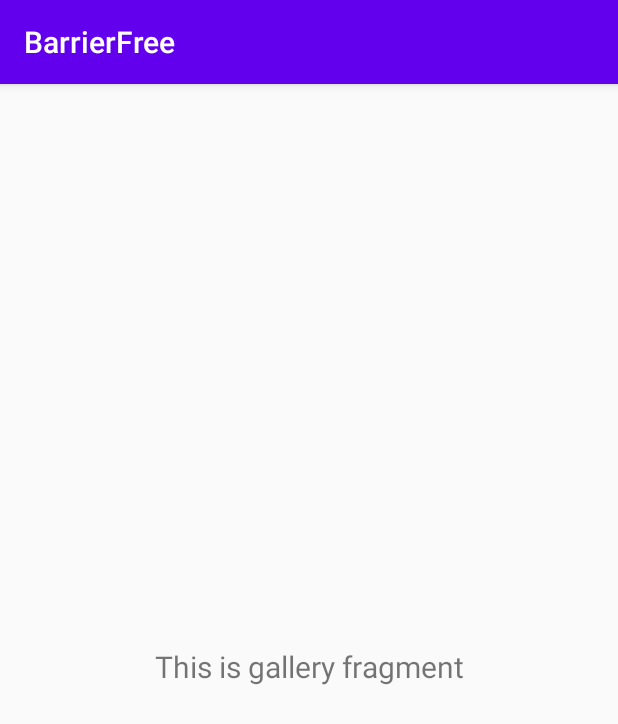
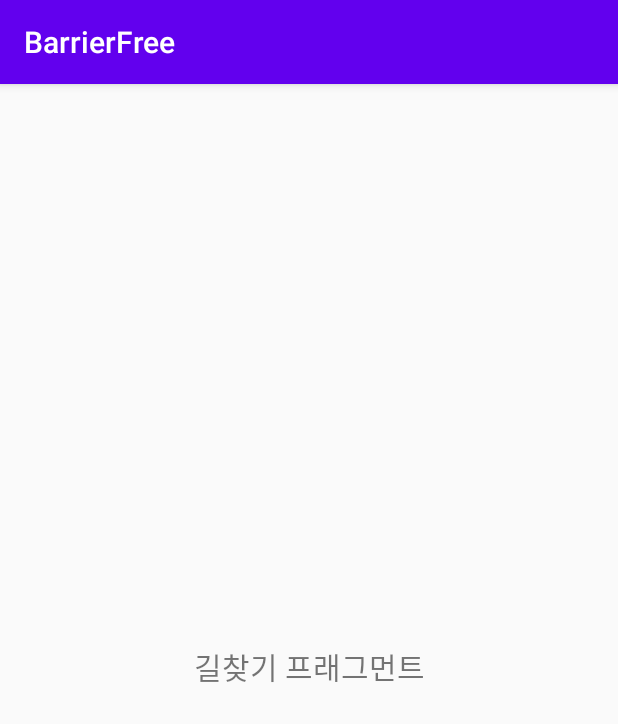
Before and after one commit to HMisu/BarrierFree, an Android app: the fragment FindFragment shown on its own in the app's theme, on a phone screen of 412 x 824 dp. Shown: the top 724 px of the screen. Run offline under Robolectric (Android 15) with nearby library versions, the phone set to English and light mode, and no system bars.

Commit message:
네비게이션 수정했습니다.

```diff
--- a/app/src/main/java/com/example/barrierfree/ui/gallery/GalleryFragment.java
+++ b/app/src/main/java/com/example/barrierfree/ui/find/FindFragment.java
@@ -1,4 +1,4 @@
-package com.example.barrierfree.ui.gallery;
+package com.example.barrierfree.ui.find;
 
 import android.os.Bundle;
 import android.view.LayoutInflater;
@@ -14,17 +14,19 @@ import androidx.lifecycle.ViewModelProviders;
 
 import com.example.barrierfree.R;
 
-public class GalleryFragment extends Fragment {
+import static com.example.barrierfree.R.id.text_gallery;
 
-    private GalleryViewModel galleryViewModel;
+public class FindFragment extends Fragment {
+
+    private FindViewModel findViewModel;
 
     public View onCreateView(@NonNull LayoutInflater inflater,
                              ViewGroup container, Bundle savedInstanceState) {
-        galleryViewModel =
-                ViewModelProviders.of(this).get(GalleryViewModel.class);
-        View root = inflater.inflate(R.layout.fragment_gallery, container, false);
-        final TextView textView = root.findViewById(R.id.text_gallery);
-        galleryViewModel.getText().observe(getViewLifecycleOwner(), new Observer<String>() {
+        findViewModel =
+                ViewModelProviders.of(this).get(FindViewModel.class);
+        View root = inflater.inflate(R.layout.fragment_find, container, false);
+        final TextView textView = root.findViewById(text_gallery);
+        findViewModel.getText().observe(getViewLifecycleOwner(), new Observer<String>() {
             @Override
             public void onChanged(@Nullable String s) {
                 textView.setText(s);
--- a/app/src/main/java/com/example/barrierfree/ui/gallery/GalleryViewModel.java
+++ b/app/src/main/java/com/example/barrierfree/ui/find/FindViewModel.java
@@ -1,16 +1,16 @@
-package com.example.barrierfree.ui.gallery;
+package com.example.barrierfree.ui.find;
 
 import androidx.lifecycle.LiveData;
 import androidx.lifecycle.MutableLiveData;
 import androidx.lifecycle.ViewModel;
 
-public class GalleryViewModel extends ViewModel {
+public class FindViewModel extends ViewModel {
 
     private MutableLiveData<String> mText;
 
-    public GalleryViewModel() {
+    public FindViewModel() {
         mText = new MutableLiveData<>();
-        mText.setValue("This is gallery fragment");
+        mText.setValue("길찾기 프래그먼트");
     }
 
     public LiveData<String> getText() {
--- a/app/src/main/java/com/example/barrierfree/ui/home/HomeViewModel.java
+++ b/app/src/main/java/com/example/barrierfree/ui/home/HomeViewModel.java
@@ -10,7 +10,6 @@ public class HomeViewModel extends ViewModel {
 
     public HomeViewModel() {
         mText = new MutableLiveData<>();
-        mText.setValue("This is home fragment");
     }
 
     public LiveData<String> getText() {
--- a/app/src/main/res/drawable/side_nav_bar.xml
+++ b/app/src/main/res/drawable/side_nav_bar.xml
@@ -2,8 +2,8 @@
     android:shape="rectangle">
     <gradient
         android:angle="135"
-        android:centerColor="#009688"
-        android:endColor="#00695C"
-        android:startColor="#4DB6AC"
+        android:centerColor="#3ac56a"
+        android:endColor="#3ac56a"
+        android:startColor="#3ac56a"
         android:type="linear" />
 </shape>
--- a/app/src/main/res/layout/content_main.xml
+++ b/app/src/main/res/layout/content_main.xml
@@ -17,4 +17,5 @@
         app:layout_constraintRight_toRightOf="parent"
         app:layout_constraintTop_toTopOf="parent"
         app:navGraph="@navigation/mobile_navigation" />
+
 </androidx.constraintlayout.widget.ConstraintLayout>
--- a/app/src/main/res/layout/fragment_gallery.xml
+++ b/app/src/main/res/layout/fragment_find.xml
@@ -4,7 +4,7 @@
     xmlns:tools="http://schemas.android.com/tools"
     android:layout_width="match_parent"
     android:layout_height="match_parent"
-    tools:context=".ui.gallery.GalleryFragment">
+    tools:context=".ui.find.FindFragment">
 
     <TextView
         android:id="@+id/text_gallery"
--- a/app/src/main/res/menu/activity_main_drawer.xml
+++ b/app/src/main/res/menu/activity_main_drawer.xml
@@ -13,12 +13,14 @@
         <item
             android:id="@+id/nav_board"
             android:title="게시판" />
-    </group>
 
-    <group>
         <item
             android:id="@+id/nav_favorite"
             android:title="즐겨찾기한 장소" />
+
+        <item
+            android:id="@+id/nav_user"
+            android:title="설정"/>
         <item
             android:id="@+id/nav_help"
             android:title="도움말" />
--- a/app/src/main/res/navigation/mobile_navigation.xml
+++ b/app/src/main/res/navigation/mobile_navigation.xml
@@ -31,9 +31,9 @@
 
     <fragment
         android:id="@+id/nav_gallery"
-        android:name="com.example.barrierfree.ui.gallery.GalleryFragment"
+        android:name="com.example.barrierfree.ui.find.FindFragment"
         android:label="@string/menu_gallery"
-        tools:layout="@layout/fragment_gallery" />
+        tools:layout="@layout/fragment_find" />
 
     <fragment
         android:id="@+id/nav_slideshow"
```
Also changed, not shown: app/src/main/java/com/example/barrierfree/MainActivity.java (+47 -1 lines).
